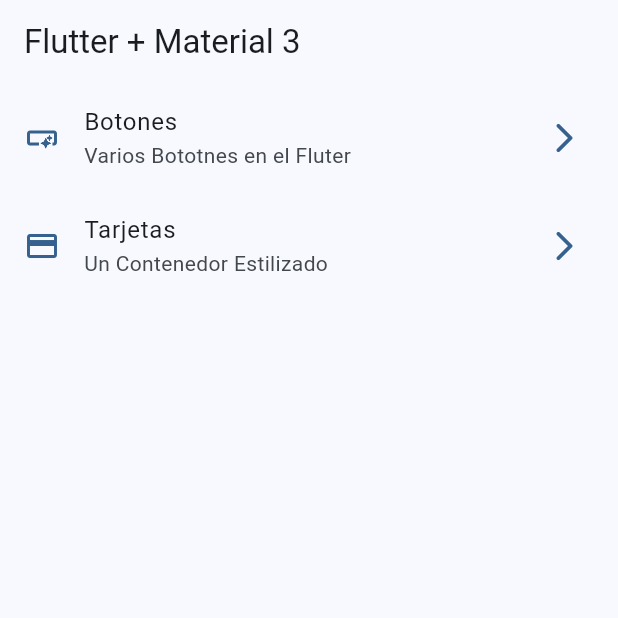
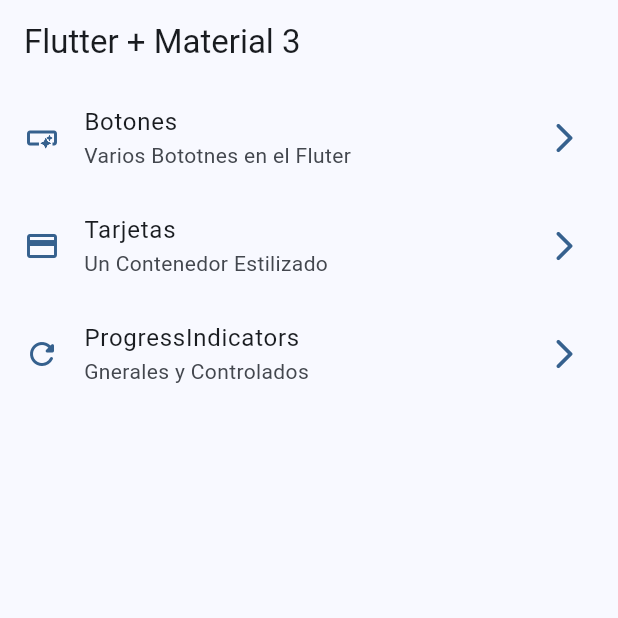
Before and after one commit to thunder609/routerwidgets, a Flutter app: the screen it shows after launch, on a phone screen of 412 x 824 dp, the top half of it. Run offline on Flutter 3.47's test engine with Material 2 defaults, Android fonts, the phone set to English and light mode, and no system bars; our stand-ins replace go_router.

Commit message:
progress indicators finalized

```diff
--- a/lib/config/menu/menu_items.dart
+++ b/lib/config/menu/menu_items.dart
@@ -27,4 +27,8 @@ const AppMenuItems=<MenuItems>[
       subTitle:'Un Contenedor Estilizado',
       link: '/cards',
       icon:Icons.credit_card,),
+  MenuItems(title: 'ProgressIndicators',
+    subTitle:'Gnerales y Controlados',
+    link: '/progress',
+    icon:Icons.refresh_rounded,),
 ];
--- a/lib/config/router/app-router.dart
+++ b/lib/config/router/app-router.dart
@@ -1,6 +1,7 @@
 import 'package:go_router/go_router.dart';
 import 'package:widgets_app/presentation/screens/buttons/buttons_screen.dart';
 import 'package:widgets_app/presentation/screens/cards/cards_screen.dart';
+import 'package:widgets_app/presentation/screens/progress%20/progress_screen.dart';
 
 import '../../presentation/screens/home/home_screen.dart';
 
@@ -22,5 +23,10 @@ final appRouter = GoRouter(
       name:CardsScreen.name,
       builder: (context, state) => CardsScreen(),
     ),
+    GoRoute(
+      path: '/progress',
+      name:ProgressScreen.name,
+      builder: (context, state) => ProgressScreen(),
+    ),
   ],
 );
--- a/lib/presentation/screens/screen.dart
+++ b/lib/presentation/screens/screen.dart
@@ -1,6 +1,6 @@
 
 
-export  'package:widgets_app/presentation/screens/animated/animated_screen.dart';
+import  'package:widgets_app/presentation/screens/animated/animated_screen.dart';
 export'package:widgets_app/presentation/screens/buttons/buttons_screen.dart';
 export 'package:widgets_app/presentation/screens/cards/cards_screen.dart';
 export'package:widgets_app/presentation/screens/home/home_screen.dart';
```
Also changed, not shown: lib/presentation/screens/progress /progress_screen.dart (+60 -1 lines).
